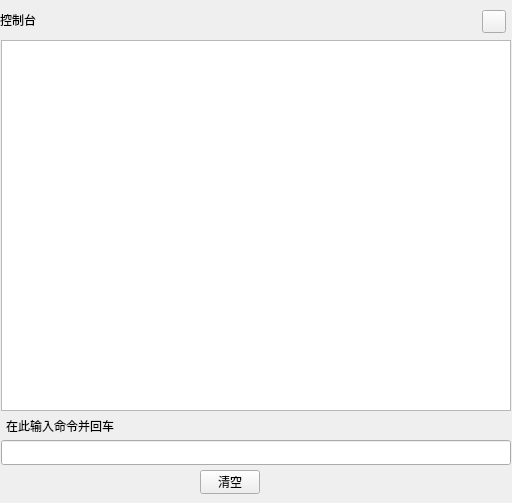
This is popwidget/consoledialog.ui in HcashOrg/HX-IDE as Qt 5 draws it before an edit. The edited form follows.
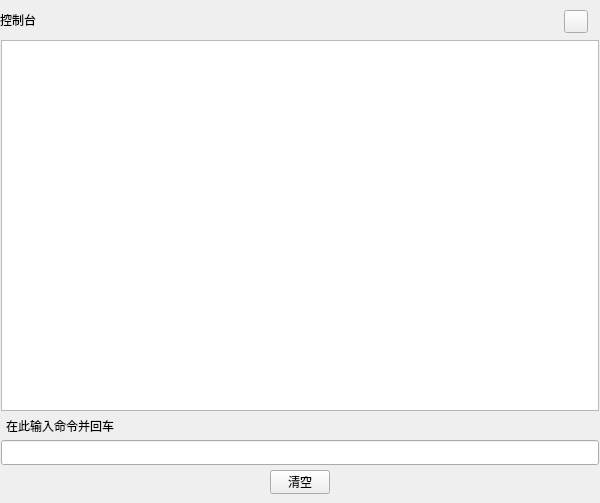
This is the edited form.

Commit message: console show pretty

Patch:
```diff
--- a/popwidget/consoledialog.ui
+++ b/popwidget/consoledialog.ui
@@ -6,7 +6,7 @@
    <rect>
     <x>0</x>
     <y>0</y>
-    <width>512</width>
+    <width>600</width>
     <height>503</height>
    </rect>
   </property>
@@ -26,7 +26,7 @@
     <rect>
      <x>1</x>
      <y>40</y>
-     <width>510</width>
+     <width>598</width>
      <height>371</height>
     </rect>
    </property>
@@ -74,7 +74,7 @@
     <rect>
      <x>1</x>
      <y>440</y>
-     <width>510</width>
+     <width>598</width>
      <height>25</height>
     </rect>
    </property>
@@ -93,7 +93,7 @@
   <widget class="QToolButton" name="closeBtn">
    <property name="geometry">
     <rect>
-     <x>482</x>
+     <x>564</x>
      <y>10</y>
      <width>24</width>
      <height>23</height>
@@ -112,7 +112,7 @@
   <widget class="QToolButton" name="clearBtn">
    <property name="geometry">
     <rect>
-     <x>200</x>
+     <x>270</x>
      <y>470</y>
      <width>60</width>
      <height>24</height>
@@ -143,7 +143,7 @@
     <rect>
      <x>0</x>
      <y>0</y>
-     <width>512</width>
+     <width>600</width>
      <height>40</height>
     </rect>
    </property>
```
The commit also changes 1 other file.
